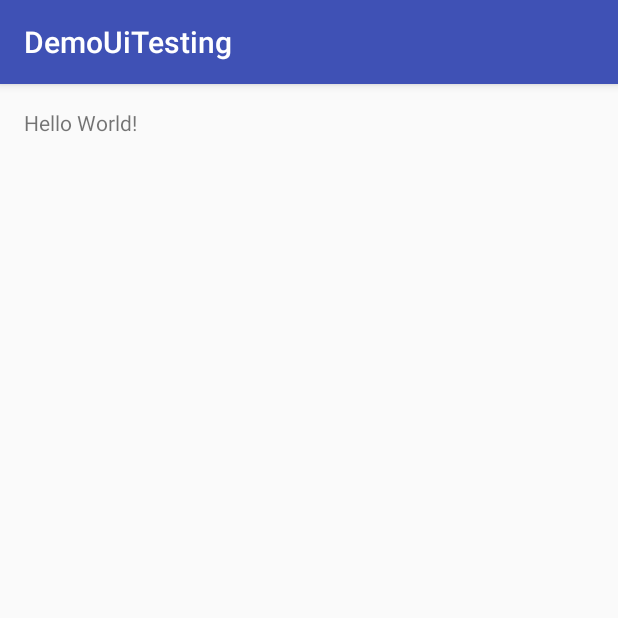
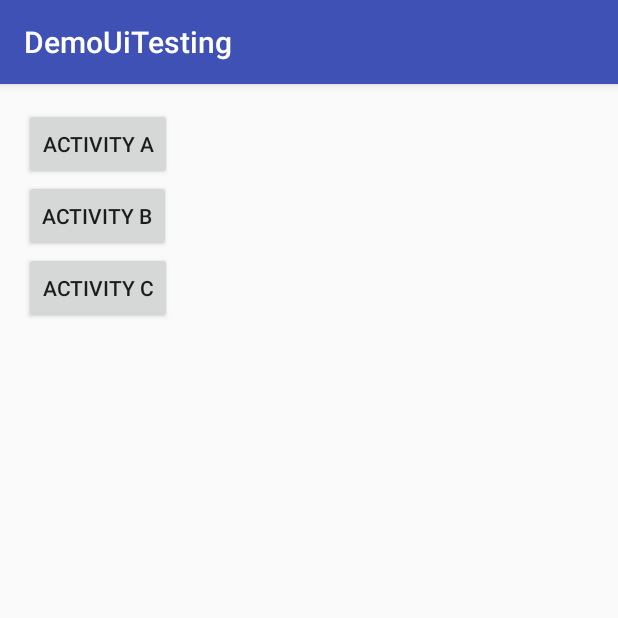
Before and after one commit to hkusoft/AutomatedUITesting, an Android app: the screen it shows after launch (MainActivity), on a phone screen of 412 x 824 dp, the top half of it. Run offline under Robolectric (Android 15) with nearby library versions, the phone set to English and light mode, and no system bars.

Commit message:
Added 3 buttons to navigate to  ActivityX (X= A, B, C).

```diff
--- a/SimpleUiTesting/app/src/main/java/com/wordpress/xinyustudio/uitest/demouitesting/MainActivity.java
+++ b/SimpleUiTesting/app/src/main/java/com/wordpress/xinyustudio/uitest/demouitesting/MainActivity.java
@@ -1,13 +1,52 @@
 package com.wordpress.xinyustudio.uitest.demouitesting;
 
+import android.content.Intent;
 import android.support.v7.app.AppCompatActivity;
 import android.os.Bundle;
+import android.view.View;
+import android.widget.Button;
+
+import com.wordpress.xinyustudio.uitest.demouitesting.ActivityA;
 
 public class MainActivity extends AppCompatActivity {
+
+    private Button mButtonGotoActivityA;
+    private Button mButtonGotoActivityB;
+    private Button mButtonGotoActivityC;
 
     @Override
     protected void onCreate(Bundle savedInstanceState) {
         super.onCreate(savedInstanceState);
         setContentView(R.layout.activity_main);
+
+        mButtonGotoActivityA = (Button) findViewById(R.id.activity_a);
+        mButtonGotoActivityB = (Button) findViewById(R.id.activity_b);
+        mButtonGotoActivityC = (Button) findViewById(R.id.activity_c);
+
+        mButtonGotoActivityA.setOnClickListener(new View.OnClickListener() {
+            @Override
+            public void onClick(View v) {
+                Intent it = new Intent(MainActivity.this, ActivityA.class);
+                startActivity(it);
+            }
+        });
+
+
+        mButtonGotoActivityB.setOnClickListener(new View.OnClickListener() {
+            @Override
+            public void onClick(View v) {
+                Intent it = new Intent(MainActivity.this, ActivityB.class);
+                startActivity(it);
+            }
+        });
+
+
+        mButtonGotoActivityC.setOnClickListener(new View.OnClickListener() {
+            @Override
+            public void onClick(View v) {
+                Intent it = new Intent(MainActivity.this, ActivityC.class);
+                startActivity(it);
+            }
+        });
     }
 }
--- a/SimpleUiTesting/app/src/main/res/layout/activity_main.xml
+++ b/SimpleUiTesting/app/src/main/res/layout/activity_main.xml
@@ -1,17 +1,29 @@
 <?xml version="1.0" encoding="utf-8"?>
-<RelativeLayout
-    xmlns:android="http://schemas.android.com/apk/res/android"
+<LinearLayout xmlns:android="http://schemas.android.com/apk/res/android"
     xmlns:tools="http://schemas.android.com/tools"
     android:layout_width="match_parent"
     android:layout_height="match_parent"
+    android:paddingBottom="@dimen/activity_vertical_margin"
     android:paddingLeft="@dimen/activity_horizontal_margin"
     android:paddingRight="@dimen/activity_horizontal_margin"
     android:paddingTop="@dimen/activity_vertical_margin"
-    android:paddingBottom="@dimen/activity_vertical_margin"
+    android:orientation="vertical"
     tools:context="com.wordpress.xinyustudio.uitest.demouitesting.MainActivity">
 
-    <TextView
-        android:text="Hello World!"
+    <Button
+        android:id="@+id/activity_a"
         android:layout_width="wrap_content"
-        android:layout_height="wrap_content" />
-</RelativeLayout>
+        android:layout_height="wrap_content"
+        android:text="Activity A" />
+    <Button
+        android:id="@+id/activity_b"
+        android:layout_width="wrap_content"
+        android:layout_height="wrap_content"
+        android:text="Activity B" />
+    <Button
+        android:id="@+id/activity_c"
+        android:layout_width="wrap_content"
+        android:layout_height="wrap_content"
+        android:text="Activity C" />
+
+</LinearLayout>
```
Also changed, not shown: SimpleUiTesting/app/src/main/AndroidManifest.xml (+6 -3 lines), SimpleUiTesting/app/src/main/java/com/wordpress/xinyustudio/uitest/demouitesting/ActivityA.java (added, +13 -0 lines), SimpleUiTesting/app/src/main/java/com/wordpress/xinyustudio/uitest/demouitesting/ActivityB.java (added, +13 -0 lines), SimpleUiTesting/app/src/main/java/com/wordpress/xinyustudio/uitest/demouitesting/ActivityC.java (added, +13 -0 lines), SimpleUiTesting/app/src/main/res/layout/activity_a.xml (added, +20 -0 lines), SimpleUiTesting/app/src/main/res/layout/activity_b.xml (added, +21 -0 lines), SimpleUiTesting/app/src/main/res/layout/activity_c.xml (added, +20 -0 lines).
